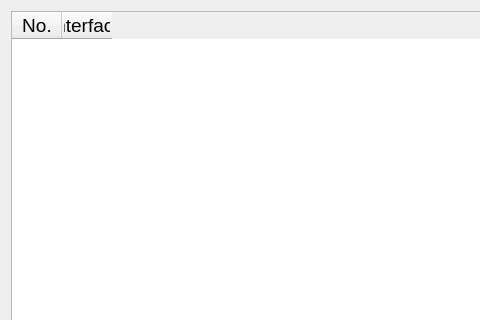
Old version of the form Qt_IDS_Interface/choosedevs.ui in the repository WSU-CPTS322-SP26/IDS; both pictures show x 0 to 480 and y 0 to 320 of the 899 by 687 pixel window.
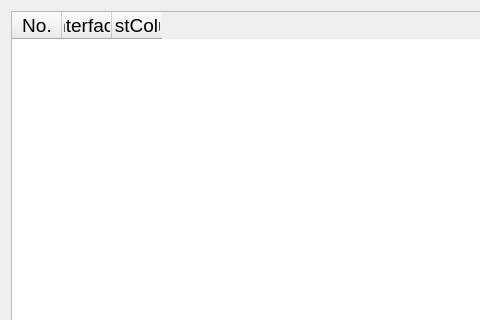
New version of the form.

```diff
--- a/Qt_IDS_Interface/choosedevs.ui
+++ b/Qt_IDS_Interface/choosedevs.ui
@@ -25,7 +25,7 @@
       <number>0</number>
      </property>
      <property name="columnCount">
-      <number>2</number>
+      <number>3</number>
      </property>
      <attribute name="horizontalHeaderDefaultSectionSize">
       <number>50</number>
@@ -53,6 +53,11 @@
        </font>
       </property>
      </column>
+     <column>
+      <property name="text">
+       <string>GhostColumn</string>
+      </property>
+     </column>
     </widget>
    </item>
   </layout>
```
